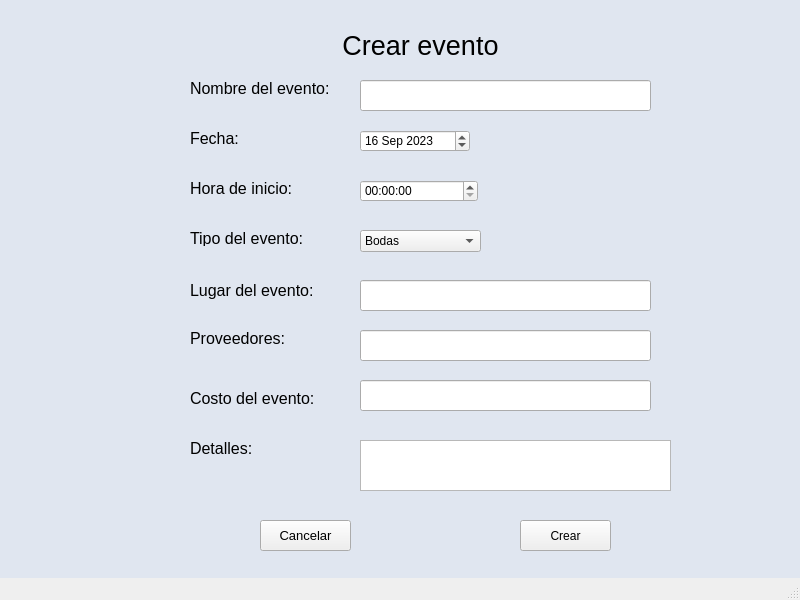
Old version of the form Proyecto/ProyectoEventos/mainwindow.ui in the repository ValeriaMora27/Proyecto-i2023-ie2017.
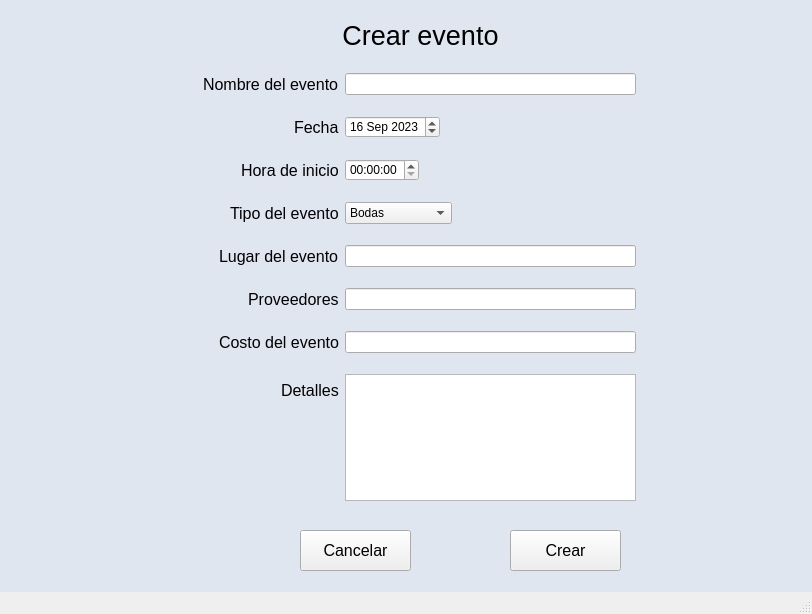
New version of the form. The open tabs and pages were chosen to show the change. Icons and pictures are not drawn.

```diff
--- a/Proyecto/ProyectoEventos/mainwindow.ui
+++ b/Proyecto/ProyectoEventos/mainwindow.ui
@@ -6,8 +6,8 @@
    <rect>
     <x>0</x>
     <y>0</y>
-    <width>800</width>
-    <height>600</height>
+    <width>812</width>
+    <height>614</height>
    </rect>
   </property>
   <property name="windowTitle">
@@ -29,8 +29,8 @@
      <rect>
       <x>0</x>
       <y>0</y>
-      <width>800</width>
-      <height>600</height>
+      <width>811</width>
+      <height>641</height>
      </rect>
     </property>
     <property name="currentIndex">
@@ -817,7 +817,7 @@
       <property name="geometry">
        <rect>
         <x>320</x>
-        <y>20</y>
+        <y>10</y>
         <width>201</width>
         <height>51</height>
        </rect>
@@ -834,234 +834,18 @@
        <set>Qt::AlignCenter</set>
       </property>
      </widget>
-     <widget class="QLabel" name="label_18">
-      <property name="geometry">
-       <rect>
-        <x>190</x>
-        <y>80</y>
-        <width>141</width>
-        <height>16</height>
-       </rect>
-      </property>
-      <property name="font">
-       <font>
-        <pointsize>12</pointsize>
-       </font>
-      </property>
-      <property name="text">
-       <string>Nombre del evento:</string>
-      </property>
-     </widget>
-     <widget class="QLabel" name="label_19">
-      <property name="geometry">
-       <rect>
-        <x>190</x>
-        <y>130</y>
-        <width>141</width>
-        <height>16</height>
-       </rect>
-      </property>
-      <property name="font">
-       <font>
-        <pointsize>12</pointsize>
-       </font>
-      </property>
-      <property name="text">
-       <string>Fecha:</string>
-      </property>
-     </widget>
-     <widget class="QLabel" name="label_20">
-      <property name="geometry">
-       <rect>
-        <x>190</x>
-        <y>180</y>
-        <width>141</width>
-        <height>16</height>
-       </rect>
-      </property>
-      <property name="font">
-       <font>
-        <pointsize>12</pointsize>
-       </font>
-      </property>
-      <property name="text">
-       <string>Hora de inicio:</string>
-      </property>
-     </widget>
-     <widget class="QLabel" name="label_27">
-      <property name="geometry">
-       <rect>
-        <x>190</x>
-        <y>280</y>
-        <width>141</width>
-        <height>21</height>
-       </rect>
-      </property>
-      <property name="font">
-       <font>
-        <pointsize>12</pointsize>
-       </font>
-      </property>
-      <property name="text">
-       <string>Lugar del evento:</string>
-      </property>
-     </widget>
-     <widget class="QLabel" name="label_28">
-      <property name="geometry">
-       <rect>
-        <x>190</x>
-        <y>330</y>
-        <width>141</width>
-        <height>16</height>
-       </rect>
-      </property>
-      <property name="font">
-       <font>
-        <pointsize>12</pointsize>
-       </font>
-      </property>
-      <property name="text">
-       <string>Proveedores:</string>
-      </property>
-     </widget>
-     <widget class="QLabel" name="label_29">
-      <property name="geometry">
-       <rect>
-        <x>190</x>
-        <y>390</y>
-        <width>141</width>
-        <height>16</height>
-       </rect>
-      </property>
-      <property name="font">
-       <font>
-        <pointsize>12</pointsize>
-       </font>
-      </property>
-      <property name="text">
-       <string>Costo del evento:</string>
-      </property>
-     </widget>
-     <widget class="QLabel" name="label_30">
-      <property name="geometry">
-       <rect>
-        <x>190</x>
-        <y>440</y>
-        <width>141</width>
-        <height>16</height>
-       </rect>
-      </property>
-      <property name="font">
-       <font>
-        <pointsize>12</pointsize>
-       </font>
-      </property>
-      <property name="text">
-       <string>Detalles:</string>
-      </property>
-     </widget>
-     <widget class="QLineEdit" name="InputNombre_3">
-      <property name="geometry">
-       <rect>
-        <x>360</x>
-        <y>80</y>
-        <width>291</width>
-        <height>31</height>
-       </rect>
-      </property>
-     </widget>
-     <widget class="QDateEdit" name="dateEdit">
-      <property name="geometry">
-       <rect>
-        <x>360</x>
-        <y>130</y>
-        <width>110</width>
-        <height>22</height>
-       </rect>
-      </property>
-      <property name="dateTime">
-       <datetime>
-        <hour>12</hour>
-        <minute>0</minute>
-        <second>0</second>
-        <year>2023</year>
-        <month>9</month>
-        <day>16</day>
-       </datetime>
-      </property>
-      <property name="minimumDateTime">
-       <datetime>
-        <hour>12</hour>
-        <minute>0</minute>
-        <second>0</second>
-        <year>2023</year>
-        <month>1</month>
-        <day>3</day>
-       </datetime>
-      </property>
-     </widget>
-     <widget class="QTimeEdit" name="timeEdit">
-      <property name="geometry">
-       <rect>
-        <x>360</x>
-        <y>180</y>
-        <width>118</width>
-        <height>22</height>
-       </rect>
-      </property>
-     </widget>
-     <widget class="QPlainTextEdit" name="plainTextEdit">
-      <property name="geometry">
-       <rect>
-        <x>360</x>
-        <y>440</y>
-        <width>311</width>
-        <height>51</height>
-       </rect>
-      </property>
-     </widget>
-     <widget class="QLineEdit" name="InputNombre_4">
-      <property name="geometry">
-       <rect>
-        <x>360</x>
-        <y>280</y>
-        <width>291</width>
-        <height>31</height>
-       </rect>
-      </property>
-     </widget>
-     <widget class="QLineEdit" name="InputNombre_5">
-      <property name="geometry">
-       <rect>
-        <x>360</x>
-        <y>330</y>
-        <width>291</width>
-        <height>31</height>
-       </rect>
-      </property>
-     </widget>
-     <widget class="QLineEdit" name="InputNombre_6">
-      <property name="geometry">
-       <rect>
-        <x>360</x>
-        <y>380</y>
-        <width>291</width>
-        <height>31</height>
-       </rect>
-      </property>
-     </widget>
      <widget class="QPushButton" name="pushButton_Cancelar_3">
       <property name="geometry">
        <rect>
-        <x>260</x>
-        <y>520</y>
-        <width>91</width>
-        <height>31</height>
+        <x>300</x>
+        <y>530</y>
+        <width>111</width>
+        <height>41</height>
        </rect>
       </property>
       <property name="font">
        <font>
-        <pointsize>10</pointsize>
+        <pointsize>12</pointsize>
        </font>
       </property>
       <property name="text">
@@ -1077,72 +861,231 @@
        <bool>false</bool>
       </property>
      </widget>
-     <widget class="QLabel" name="label_31">
-      <property name="geometry">
-       <rect>
-        <x>190</x>
-        <y>230</y>
-        <width>141</width>
-        <height>16</height>
-       </rect>
-      </property>
-      <property name="font">
-       <font>
-        <pointsize>12</pointsize>
-       </font>
-      </property>
-      <property name="text">
-       <string>Tipo del evento:</string>
-      </property>
-     </widget>
-     <widget class="QComboBox" name="comboBox">
-      <property name="geometry">
-       <rect>
-        <x>360</x>
-        <y>230</y>
-        <width>121</width>
-        <height>22</height>
-       </rect>
-      </property>
-      <item>
-       <property name="text">
-        <string>Bodas</string>
-       </property>
-      </item>
-      <item>
-       <property name="text">
-        <string>Bailes</string>
-       </property>
-      </item>
-      <item>
-       <property name="text">
-        <string>Bodas</string>
-       </property>
-      </item>
-      <item>
-       <property name="text">
-        <string>Conferencias</string>
-       </property>
-      </item>
-      <item>
-       <property name="text">
-        <string>Graduaciones</string>
-       </property>
-      </item>
-     </widget>
      <widget class="QPushButton" name="pushButton_Crear">
       <property name="geometry">
        <rect>
-        <x>520</x>
-        <y>520</y>
-        <width>91</width>
-        <height>31</height>
+        <x>510</x>
+        <y>530</y>
+        <width>111</width>
+        <height>41</height>
        </rect>
       </property>
+      <property name="font">
+       <font>
+        <pointsize>12</pointsize>
+       </font>
+      </property>
       <property name="text">
        <string>Crear</string>
       </property>
      </widget>
+     <widget class="QWidget" name="layoutWidget">
+      <property name="geometry">
+       <rect>
+        <x>200</x>
+        <y>70</y>
+        <width>439</width>
+        <height>434</height>
+       </rect>
+      </property>
+      <layout class="QFormLayout" name="formLayout_3">
+       <property name="fieldGrowthPolicy">
+        <enum>QFormLayout::ExpandingFieldsGrow</enum>
+       </property>
+       <property name="labelAlignment">
+        <set>Qt::AlignRight|Qt::AlignTrailing|Qt::AlignVCenter</set>
+       </property>
+       <property name="verticalSpacing">
+        <number>21</number>
+       </property>
+       <property name="leftMargin">
+        <number>3</number>
+       </property>
+       <property name="topMargin">
+        <number>3</number>
+       </property>
+       <property name="rightMargin">
+        <number>3</number>
+       </property>
+       <property name="bottomMargin">
+        <number>3</number>
+       </property>
+       <item row="0" column="0">
+        <widget class="QLabel" name="label_18">
+         <property name="font">
+          <font>
+           <pointsize>12</pointsize>
+          </font>
+         </property>
+         <property name="text">
+          <string>Nombre del evento</string>
+         </property>
+        </widget>
+       </item>
+       <item row="0" column="1">
+        <widget class="QLineEdit" name="InputNombre_3"/>
+       </item>
+       <item row="1" column="0">
+        <widget class="QLabel" name="label_19">
+         <property name="font">
+          <font>
+           <pointsize>12</pointsize>
+          </font>
+         </property>
+         <property name="text">
+          <string>Fecha</string>
+         </property>
+        </widget>
+       </item>
+       <item row="1" column="1">
+        <widget class="QDateEdit" name="dateEdit">
+         <property name="dateTime">
+          <datetime>
+           <hour>18</hour>
+           <minute>0</minute>
+           <second>0</second>
+           <year>2023</year>
+           <month>9</month>
+           <day>16</day>
+          </datetime>
+         </property>
+         <property name="minimumDateTime">
+          <datetime>
+           <hour>18</hour>
+           <minute>0</minute>
+           <second>0</second>
+           <year>2023</year>
+           <month>1</month>
+           <day>3</day>
+          </datetime>
+         </property>
+        </widget>
+       </item>
+       <item row="2" column="0">
+        <widget class="QLabel" name="label_20">
+         <property name="font">
+          <font>
+           <pointsize>12</pointsize>
+          </font>
+         </property>
+         <property name="text">
+          <string>Hora de inicio</string>
+         </property>
+        </widget>
+       </item>
+       <item row="2" column="1">
+        <widget class="QTimeEdit" name="timeEdit"/>
+       </item>
+       <item row="3" column="0">
+        <widget class="QLabel" name="label_31">
+         <property name="font">
+          <font>
+           <pointsize>12</pointsize>
+          </font>
+         </property>
+         <property name="text">
+          <string>Tipo del evento</string>
+         </property>
+        </widget>
+       </item>
+       <item row="3" column="1">
+        <widget class="QComboBox" name="comboBox">
+         <item>
+          <property name="text">
+           <string>Bodas</string>
+          </property>
+         </item>
+         <item>
+          <property name="text">
+           <string>Bailes</string>
+          </property>
+         </item>
+         <item>
+          <property name="text">
+           <string>Bodas</string>
+          </property>
+         </item>
+         <item>
+          <property name="text">
+           <string>Conferencias</string>
+          </property>
+         </item>
+         <item>
+          <property name="text">
+           <string>Graduaciones</string>
+          </property>
+         </item>
+        </widget>
+       </item>
+       <item row="4" column="0">
+        <widget class="QLabel" name="label_27">
+         <property name="font">
+          <font>
+           <pointsize>12</pointsize>
+          </font>
+         </property>
+         <property name="text">
+          <string>Lugar del evento</string>
+         </property>
+        </widget>
+       </item>
+       <item row="4" column="1">
+        <widget class="QLineEdit" name="InputNombre_4"/>
+       </item>
+       <item row="5" column="0">
+        <widget class="QLabel" name="label_28">
+         <property name="font">
+          <font>
+           <pointsize>12</pointsize>
+          </font>
+         </property>
+         <property name="text">
+          <string>Proveedores</string>
+         </property>
+        </widget>
+       </item>
+       <item row="5" column="1">
+        <widget class="QLineEdit" name="InputNombre_5"/>
+       </item>
+       <item row="6" column="0">
+        <widget class="QLabel" name="label_29">
+         <property name="font">
+          <font>
+           <pointsize>12</pointsize>
+          </font>
+         </property>
+         <property name="text">
+          <string>Costo del evento</string>
+         </property>
+        </widget>
+       </item>
+       <item row="6" column="1">
+        <widget class="QLineEdit" name="InputNombre_6"/>
+       </item>
+       <item row="7" column="0">
+        <widget class="QLabel" name="label_30">
+         <property name="font">
+          <font>
+           <pointsize>12</pointsize>
+          </font>
+         </property>
+         <property name="text">
+          <string>Detalles</string>
+         </property>
+        </widget>
+       </item>
+       <item row="7" column="1">
+        <widget class="QPlainTextEdit" name="plainTextEdit">
+         <property name="maximumSize">
+          <size>
+           <width>16777215</width>
+           <height>16777213</height>
+          </size>
+         </property>
+        </widget>
+       </item>
+      </layout>
+     </widget>
     </widget>
     <widget class="QWidget" name="page06_Lugares">
      <widget class="QLabel" name="label_9">
```
Left out of the diff: 830 changed lines with no effect on the pictures.
